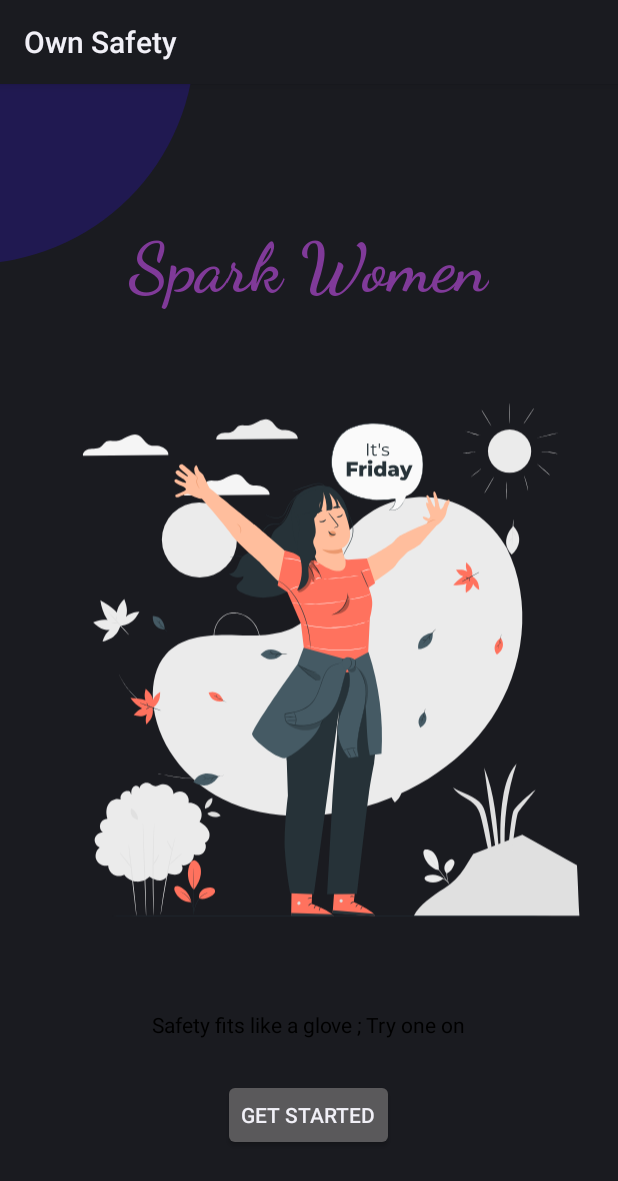
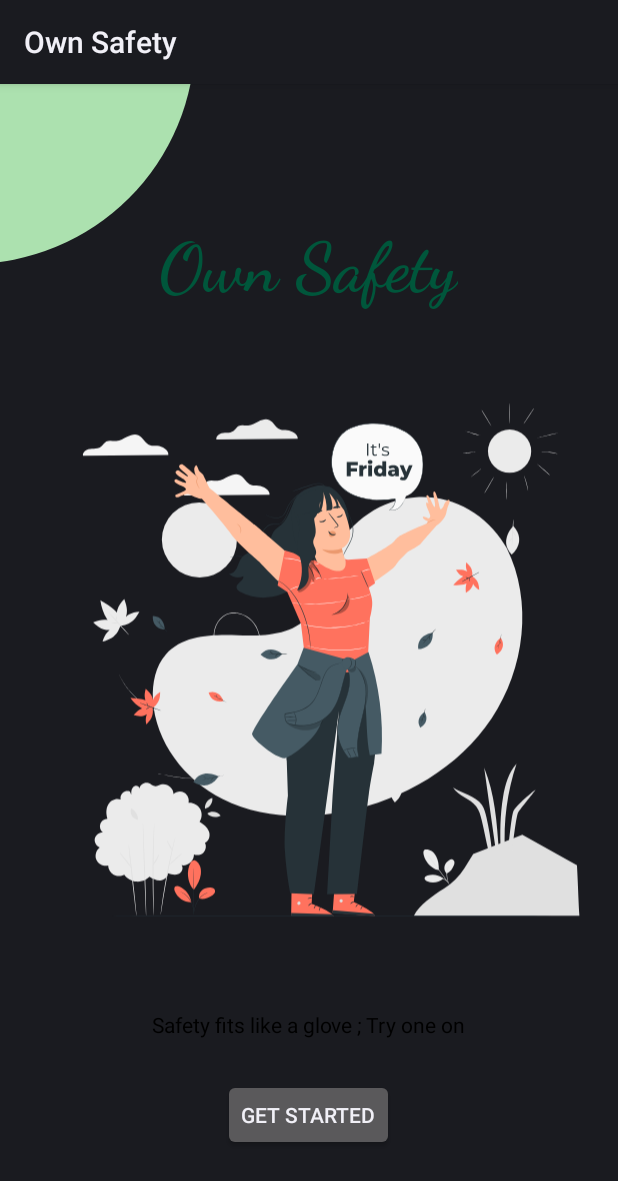
Before and after one commit to rerasi/Own-Safety, an Android app: the layout activity_splash.xml on its own in the app's theme, with its tools: preview values and no code run, on a phone screen of 412 x 824 dp. Shown: the top 1181 px of the screen. Run offline under Robolectric (Android 15) with nearby library versions, the phone set to English and light mode, and no system bars.

Commit message:
color change

```diff
--- a/app/src/main/res/drawable/top_left_corner_oval.xml
+++ b/app/src/main/res/drawable/top_left_corner_oval.xml
@@ -3,7 +3,7 @@
     >
 
 
-    <solid android:color="#383716FF"/>
+    <solid android:color="#ACE1AF"/>
     <corners android:bottomRightRadius="300px" />
 
 
--- a/app/src/main/res/layout/activity_splash.xml
+++ b/app/src/main/res/layout/activity_splash.xml
@@ -8,53 +8,51 @@
 
 
     <View
+        android:id="@+id/topleftoval"
+        android:layout_width="150dp"
+        android:layout_height="150dp"
         android:layout_marginStart="-20dp"
         android:layout_marginTop="-30dp"
-        android:layout_width="150dp"
-        android:layout_height="150dp"
-        android:id="@+id/topleftoval"
-        android:background="@drawable/top_left_corner_oval"/>
+        android:background="@drawable/top_left_corner_oval" />
 
     <TextView
         android:layout_width="wrap_content"
         android:layout_height="wrap_content"
-        android:text="Spark Women"
+        android:text="Own Safety"
         android:textSize="45sp"
         android:layout_centerHorizontal="true"
-        android:textColor="#803A99"
+        android:textColor="#00563B"
         android:textStyle="bold"
         android:layout_above="@id/sparkImg"
         android:id="@+id/sparkText"
         android:fontFamily="cursive"/>
 
     <ImageView
+        android:id="@+id/sparkImg"
         android:layout_width="600px"
         android:layout_height="700px"
-        android:layout_centerVertical="true"
+        android:layout_centerInParent="true"
         android:paddingStart="30dp"
-        android:src="@drawable/ic_girl"
-        android:id="@+id/sparkImg"
-        android:layout_centerHorizontal="true"
-        />
+        android:src="@drawable/ic_girl" />
 
     <TextView
+        android:id="@+id/slang"
         android:layout_width="wrap_content"
         android:layout_height="wrap_content"
-        android:id="@+id/slang"
         android:layout_below="@id/sparkImg"
+        android:layout_centerHorizontal="true"
         android:text="Safety fits like a glove ; Try one on"
-        android:textColor="@color/black"
-        android:layout_centerHorizontal="true"/>
+        android:textColor="@color/black" />
 
 
     <Button
+        android:id="@+id/btnGetStarted"
         android:layout_width="wrap_content"
         android:layout_height="wrap_content"
-        android:text="get started"
+        android:layout_below="@id/slang"
         android:layout_centerHorizontal="true"
-        android:id="@+id/btnGetStarted"
         android:layout_marginTop="40px"
-        android:layout_below="@id/slang"/>
+        android:text="get started" />
 
 
 
```
